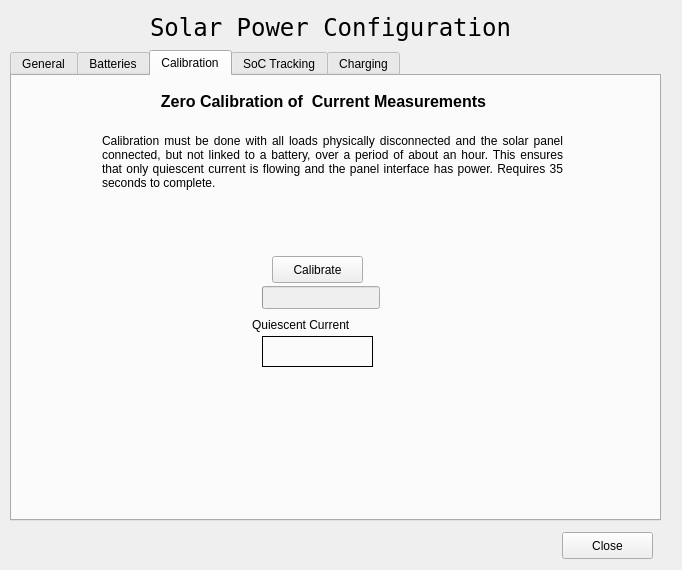
This is gui/power-management-configure.ui in dmsherazi/Battery-Management-System as Qt 5 draws it before an edit. The edited form follows.
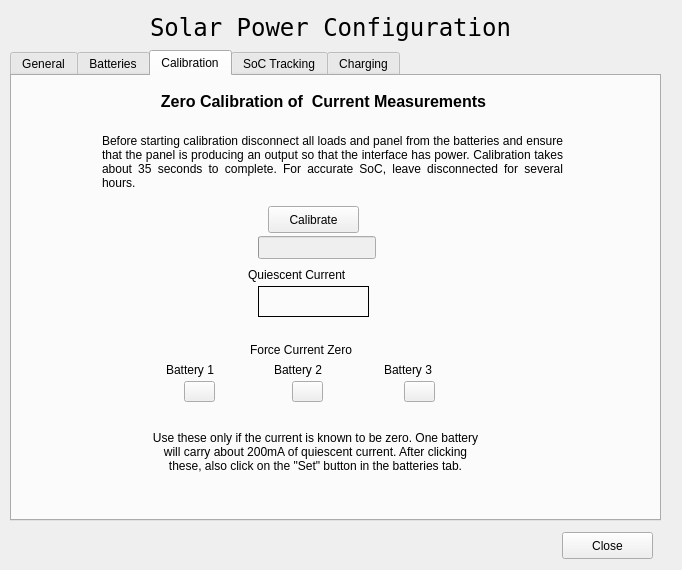
This is the edited form. The open tabs and pages were chosen to show the change.

Commit message: Add a firmware feature to force current calibration to zero for a battery in the event it fails. Add a shutdown button to the BB gui. This relies on a file in /bin that calls the gui and then shuts down the BB when the gui exits. Place an autostart to this file in /dev/lightdm/lightdm.conf.

```diff
--- a/gui/power-management-configure.ui
+++ b/gui/power-management-configure.ui
@@ -865,8 +865,8 @@
     <widget class="QPushButton" name="calibrateButton">
      <property name="geometry">
       <rect>
-       <x>260</x>
-       <y>180</y>
+       <x>256</x>
+       <y>130</y>
        <width>91</width>
        <height>27</height>
       </rect>
@@ -885,7 +885,7 @@
       </rect>
      </property>
      <property name="text">
-      <string>Calibration must be done with all loads physically disconnected and the solar panel connected, but not linked to a battery, over a period of about an hour. This ensures that only quiescent current is flowing and the panel interface has power. Requires 35 seconds to complete.</string>
+      <string>Before starting calibration disconnect all loads and panel from the batteries and ensure that the panel is producing an output so that the interface has power. Calibration takes about 35 seconds to complete. For accurate SoC, leave disconnected for several hours.</string>
      </property>
      <property name="alignment">
       <set>Qt::AlignJustify|Qt::AlignVCenter</set>
@@ -923,8 +923,8 @@
     <widget class="QLabel" name="qcLabel">
      <property name="geometry">
       <rect>
-       <x>240</x>
-       <y>240</y>
+       <x>236</x>
+       <y>190</y>
        <width>131</width>
        <height>17</height>
       </rect>
@@ -936,8 +936,8 @@
     <widget class="QLabel" name="quiescentCurrent">
      <property name="geometry">
       <rect>
-       <x>250</x>
-       <y>260</y>
+       <x>246</x>
+       <y>210</y>
        <width>111</width>
        <height>31</height>
       </rect>
@@ -960,8 +960,8 @@
      </property>
      <property name="geometry">
       <rect>
-       <x>250</x>
-       <y>210</y>
+       <x>246</x>
+       <y>160</y>
        <width>118</width>
        <height>23</height>
       </rect>
@@ -973,6 +973,125 @@
       <number>-1</number>
      </property>
     </widget>
+    <widget class="QPushButton" name="forceZeroCurrent1">
+     <property name="geometry">
+      <rect>
+       <x>172</x>
+       <y>305</y>
+       <width>31</width>
+       <height>21</height>
+      </rect>
+     </property>
+     <property name="toolTip">
+      <string>Reset Battery 1 Missing Status to Good.</string>
+     </property>
+     <property name="text">
+      <string/>
+     </property>
+    </widget>
+    <widget class="QPushButton" name="forceZeroCurrent3">
+     <property name="geometry">
+      <rect>
+       <x>392</x>
+       <y>305</y>
+       <width>31</width>
+       <height>21</height>
+      </rect>
+     </property>
+     <property name="toolTip">
+      <string>Reset Battery 3 Missing Status to Good.</string>
+     </property>
+     <property name="text">
+      <string/>
+     </property>
+    </widget>
+    <widget class="QPushButton" name="forceZeroCurrent2">
+     <property name="geometry">
+      <rect>
+       <x>280</x>
+       <y>305</y>
+       <width>31</width>
+       <height>21</height>
+      </rect>
+     </property>
+     <property name="toolTip">
+      <string>Reset Battery 2 Missing Status to Good.</string>
+     </property>
+     <property name="text">
+      <string/>
+     </property>
+    </widget>
+    <widget class="QLabel" name="fcLabel">
+     <property name="geometry">
+      <rect>
+       <x>238</x>
+       <y>265</y>
+       <width>131</width>
+       <height>17</height>
+      </rect>
+     </property>
+     <property name="text">
+      <string>Force Current Zero</string>
+     </property>
+    </widget>
+    <widget class="QLabel" name="fcBatt1Label">
+     <property name="geometry">
+      <rect>
+       <x>154</x>
+       <y>285</y>
+       <width>69</width>
+       <height>17</height>
+      </rect>
+     </property>
+     <property name="text">
+      <string>Battery 1</string>
+     </property>
+    </widget>
+    <widget class="QLabel" name="fcBatt2Label">
+     <property name="geometry">
+      <rect>
+       <x>262</x>
+       <y>285</y>
+       <width>69</width>
+       <height>17</height>
+      </rect>
+     </property>
+     <property name="text">
+      <string>Battery 2</string>
+     </property>
+    </widget>
+    <widget class="QLabel" name="fcBatt3Label">
+     <property name="geometry">
+      <rect>
+       <x>372</x>
+       <y>285</y>
+       <width>69</width>
+       <height>17</height>
+      </rect>
+     </property>
+     <property name="text">
+      <string>Battery 3</string>
+     </property>
+    </widget>
+    <widget class="QLabel" name="fcDescrLabel">
+     <property name="geometry">
+      <rect>
+       <x>140</x>
+       <y>340</y>
+       <width>327</width>
+       <height>71</height>
+      </rect>
+     </property>
+     <property name="text">
+      <string>Use these only if the current is known to be zero. One battery will carry about 200mA of quiescent current. After clicking these, also click on the &quot;Set&quot; button in the batteries tab.</string>
+     </property>
+     <property name="alignment">
+      <set>Qt::AlignCenter</set>
+     </property>
+     <property name="wordWrap">
+      <bool>true</bool>
+     </property>
+    </widget>
    </widget>
    <widget class="QWidget" name="socTab">
     <property name="toolTip">
```
The commit also changes 6 other files.
